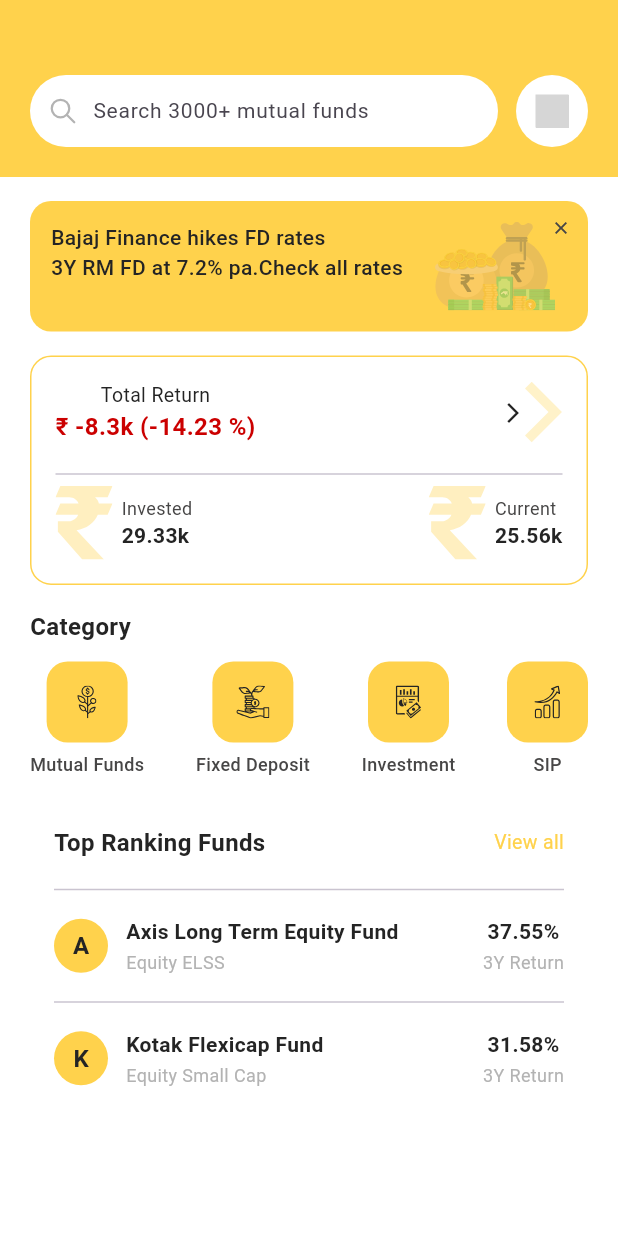
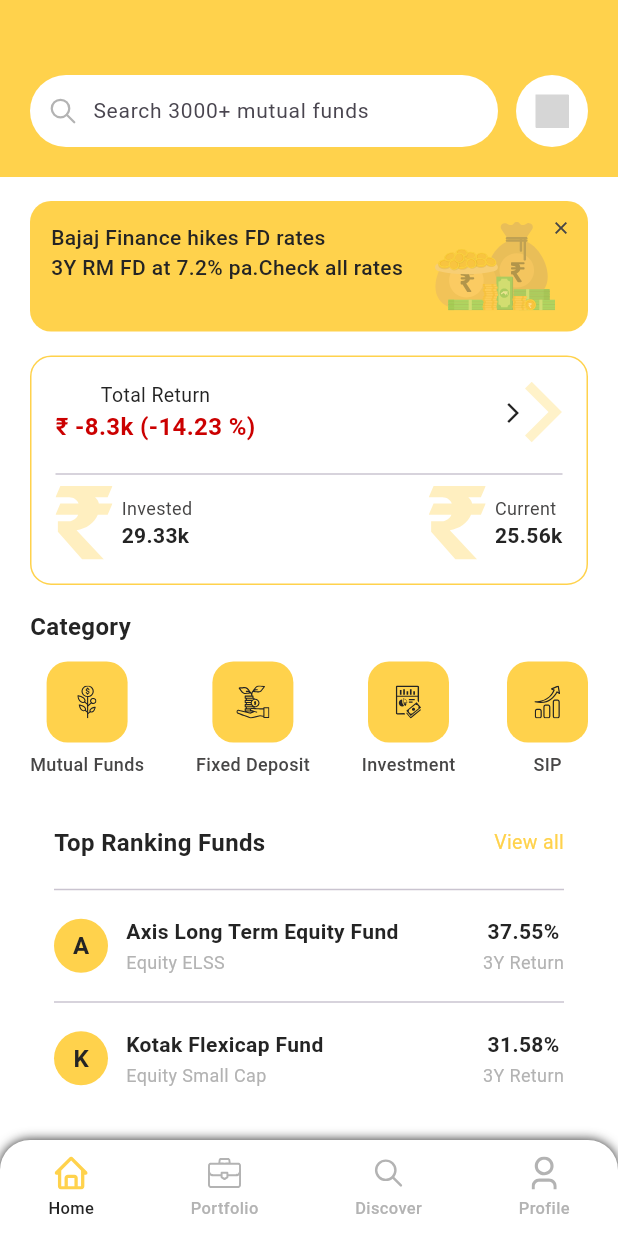
Before and after one commit to Smatyab/task1, a Flutter app: the screen it shows after launch, on a phone screen of 412 x 824 dp. Run offline on Flutter 3.47's test engine with Material 3 defaults, Android fonts, the phone set to English and light mode, and no system bars; our stand-ins replace device_preview, flutter_svg; grey boxes are pictures that could not be loaded.

Commit message:
bottomnavigationbar done

```diff
--- a/lib/Home/Dashboard.dart
+++ b/lib/Home/Dashboard.dart
@@ -4,11 +4,19 @@ import 'package:task1/Home/TopRankingFunds.dart';
 import 'package:task1/Home/category_row_widget.dart';
 import 'package:task1/Home/portfolio_card_widget.dart';
 
+import '../utils/CustomBottomNavigationBar.dart';
 import '../utils/colors.dart';
 import 'AdsCardWidget.dart';
 
-class Dashboard extends StatelessWidget {
+class Dashboard extends StatefulWidget {
   const Dashboard({super.key});
+
+  @override
+  State<Dashboard> createState() => _DashboardState();
+}
+
+class _DashboardState extends State<Dashboard> {
+  int currentIndex = 0;
 
   @override
   Widget build(BuildContext context) {
@@ -18,7 +26,7 @@ class Dashboard extends StatelessWidget {
         child: Column(
           children: [
             Container(
-              width: double.infinity, // Ensures it stretches edge-to-edge
+              width: double.infinity,
               color: AppColors.primary,
               padding: const EdgeInsets.only(
                 top: 50,
@@ -41,13 +49,22 @@ class Dashboard extends StatelessWidget {
                   CategoryRowWidget(),
                   SizedBox(height: 16),
                   TopRankingFundsWidget(),
-                  SizedBox(height: 20), // Bottom spacer
+                  SizedBox(height: 20),
                 ],
               ),
             ),
           ],
         ),
       ),
+
+      bottomNavigationBar: CustomBottomNavigationBar(
+        currentIndex: currentIndex,
+        onTap: (index) {
+          setState(() {
+            currentIndex = index;
+          });
+        },
+      ),
     );
   }
 }
--- /dev/null
+++ b/lib/utils/CustomBottomNavigationBar.dart
@@ -0,0 +1,71 @@
+import 'package:flutter/material.dart';
+import 'package:flutter_svg/flutter_svg.dart';
+
+import '../utils/colors.dart';
+
+class CustomBottomNavigationBar extends StatelessWidget {
+  final int currentIndex;
+  final ValueChanged<int> onTap;
+
+  const CustomBottomNavigationBar({
+    super.key,
+    required this.currentIndex,
+    required this.onTap,
+  });
+
+  @override
+  Widget build(BuildContext context) {
+    return Container(
+      height: 64,
+      decoration: const BoxDecoration(
+        color: AppColors.card,
+        borderRadius: BorderRadius.only(
+          topLeft: Radius.circular(20),
+          topRight: Radius.circular(20),
+        ),
+        boxShadow: [BoxShadow(color: AppColors.textDark, blurRadius: 6)],
+      ),
+      child: Row(
+        mainAxisAlignment: MainAxisAlignment.spaceAround,
+        children: [
+          navItem(icon: 'assets/home.svg', label: 'Home', index: 0),
+          navItem(icon: 'assets/briefcase.svg', label: 'Portfolio', index: 1),
+          navItem(icon: 'assets/Frame.svg', label: 'Discover', index: 2),
+          navItem(icon: 'assets/person.svg', label: 'Profile', index: 3),
+        ],
+      ),
+    );
+  }
+
+  Widget navItem({
+    required String icon,
+    required String label,
+    required int index,
+  }) {
+    final bool isActive = currentIndex == index;
+
+    return InkWell(
+      onTap: () => onTap(index),
+      child: Column(
+        mainAxisAlignment: MainAxisAlignment.center,
+        children: [
+          SvgPicture.asset(
+            icon,
+            width: 22,
+            height: 22,
+            color: isActive ? AppColors.primary : AppColors.textLight,
+          ),
+          const SizedBox(height: 4),
+          Text(
+            label,
+            style: TextStyle(
+              fontSize: 11,
+              fontWeight: FontWeight.w500,
+              color: isActive ? AppColors.textDark : AppColors.textLight,
+            ),
+          ),
+        ],
+      ),
+    );
+  }
+}
```
Also changed, not shown: assets/briefcase.svg (renamed from assets/briefcase 1 (Traced).svg), assets/home.svg (renamed from assets/Vector (6).svg), assets/person.svg (renamed from assets/Vector (7).svg), screens/img.png.
